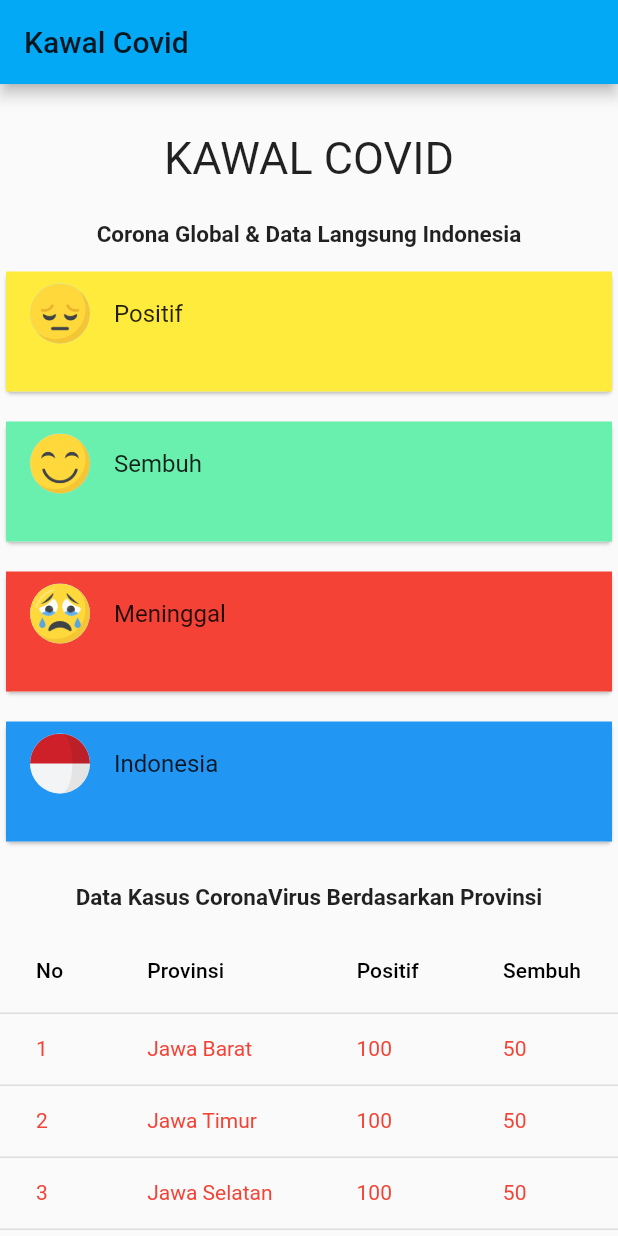
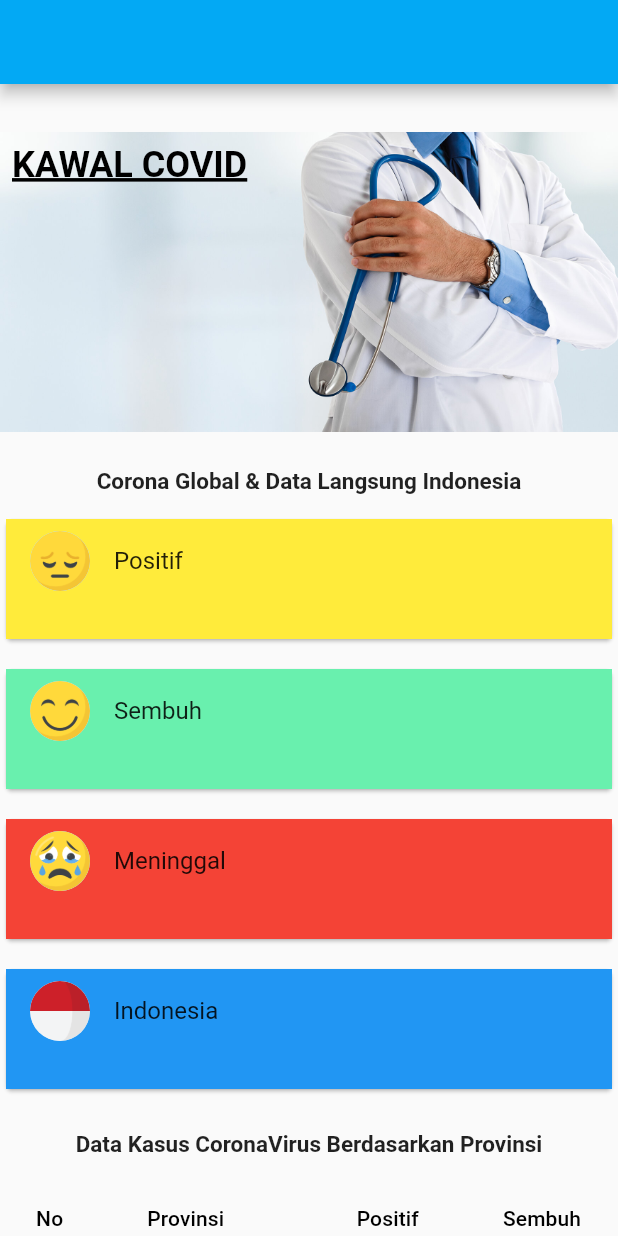
Before and after one commit to HilmiSatriaji21/flutter, a Flutter app: the screen it shows after launch, on a phone screen of 412 x 824 dp. Run offline on Flutter 3.47's test engine with Material 2 defaults, Android fonts, the phone set to English and light mode, and no system bars.

Commit message:
Tampilan Flutter

```diff
--- a/lib/main.dart
+++ b/lib/main.dart
@@ -13,7 +13,7 @@ class MyApp extends StatelessWidget {
   Widget build(BuildContext context) {
     return Scaffold(
       appBar: AppBar(
-        title: Text("Kawal Covid"),
+        title: Text(""),
       ),
 
         body: Container(
@@ -24,11 +24,33 @@ class MyApp extends StatelessWidget {
                         Padding(
             padding: EdgeInsets.all(6.0),
           ),
-                   Center(
-                child: Text(
-              'KAWAL COVID',
-              style: TextStyle(fontSize: 30, fontWeight: FontWeight.w400),
-            )),
+          Column(
+            children: <Widget>[
+              Container(
+                height: 200,
+          width: double.infinity,
+          decoration: BoxDecoration(
+            image: DecorationImage(
+              image: AssetImage('assets/images/header.jpg'),
+              fit: BoxFit.cover)),
+               padding: const EdgeInsets.all(8.0),
+                     child: Align(
+                       alignment: Alignment.topLeft,
+                       child: Text(
+                         'KAWAL COVID',
+                         style: TextStyle(
+                           decoration: TextDecoration.underline,
+                            decorationColor: Colors.black,
+                            decorationStyle: TextDecorationStyle.solid,
+                            decorationThickness: 2,
+                           fontSize: 24,
+                           fontWeight: FontWeight.bold,
+                           color: Colors.black),
+                       ),
+                     ),
+              ),
+            ],
+          ),
              Padding(
             padding: EdgeInsets.all(6.0),
           ),
--- a/lib/mockup.dart
+++ b/lib/mockup.dart
@@ -3,7 +3,6 @@ import 'package:flutter/material.dart';
 void main() => runApp(MaterialApp(
   debugShowCheckedModeBanner: false,
   theme: ThemeData(
-
     primaryColor: Colors.lightBlue,
   ),
   home: MyApp(),
--- a/pubspec.yaml
+++ b/pubspec.yaml
@@ -47,6 +47,8 @@ flutter:
 
   # To add assets to your application, add an assets section, like this:
   assets:
+
+     - assets/images/header.jpg
      - assets/images/senang.png
      - assets/images/sedih.png
      - assets/images/sedih2.png
```
Also changed, not shown: assets/images/header.jpg (added).
